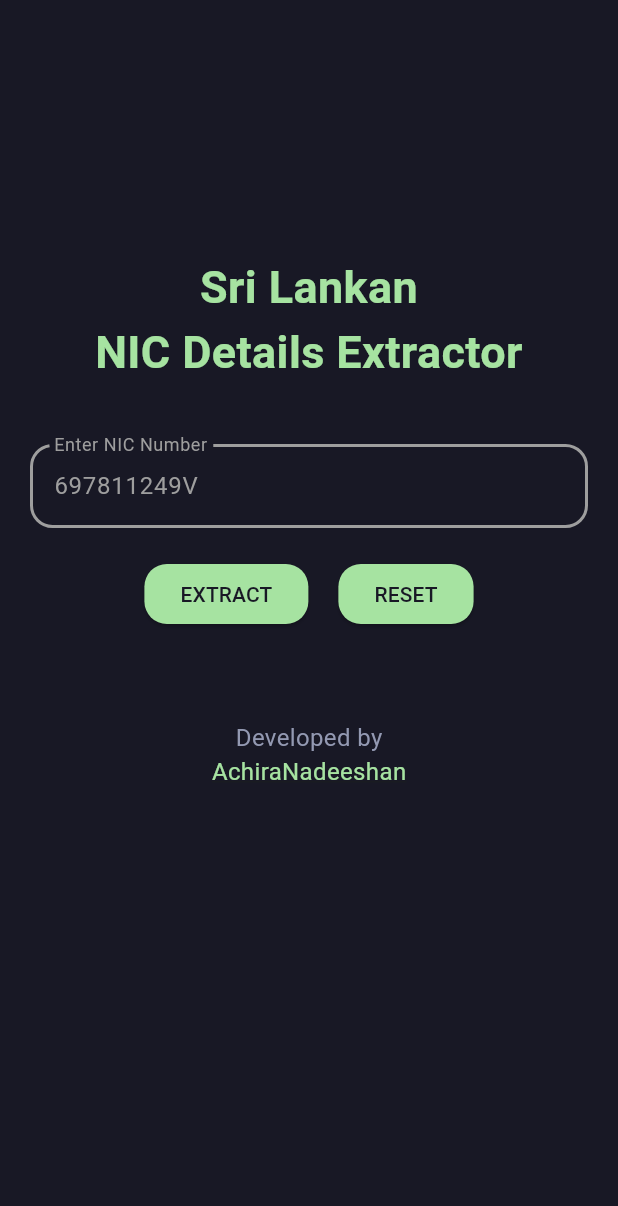
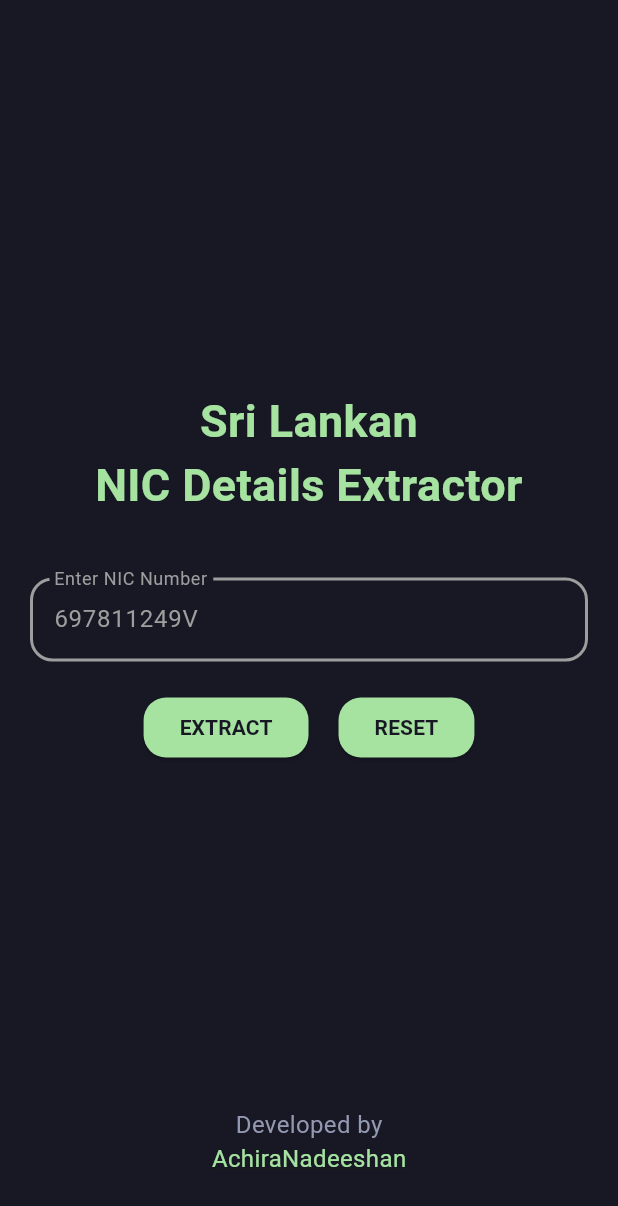
Before and after one commit to AchiraNadeeshan/sri_lankan_nic_details_extractor, a Flutter app: the screen it shows after launch, after a tap on "AchiraNadeeshan", on a phone screen of 412 x 824 dp. Shown: the top 1206 px of the screen. Run offline on Flutter 3.47's test engine with Material 3 defaults, Android fonts, the phone set to English and light mode, and no system bars; our stand-ins replace get.

Commit message:
feat: add developed by section, update padding, and include developer URL

```diff
--- a/lib/screens/input_screen.dart
+++ b/lib/screens/input_screen.dart
@@ -1,5 +1,3 @@
-// ignore_for_file: deprecated_member_use
-
 import 'package:flutter/material.dart';
 import 'package:get/get.dart';
 import '../controllers/nic_controller.dart';
@@ -12,9 +10,10 @@ class InputScreen extends StatelessWidget {
 
   // Function to launch URL
   void _launchURL() async {
-    const url = 'https://github.com/AchiraNadeeshan';
-    if (await canLaunch(url)) {
-      await launch(url);
+    final Uri url = Uri.parse('https://github.com/AchiraNadeeshan');
+
+    if (await canLaunchUrl(url)) {
+      await launchUrl(url, mode: LaunchMode.externalApplication);
     } else {
       throw 'Could not launch $url';
     }
@@ -24,15 +23,16 @@ class InputScreen extends StatelessWidget {
   Widget build(BuildContext context) {
     return Scaffold(
       backgroundColor: const Color(0xFF181825), // Custom background color
-      body: SingleChildScrollView(
-        // Added ScrollView to prevent overflow
-        child: Padding(
+      body: Padding(
         padding: const EdgeInsets.all(20.0),
+        child: Column(
+          children: [
+            Expanded(
               child: Column(
                 mainAxisAlignment:
                     MainAxisAlignment.center, // Center content vertically
                 children: [
-              const SizedBox(height: 150), // Adjusted top padding
+                  const SizedBox(height: 50), // Adjusted top padding
                   const Align(
                     alignment: Alignment.topCenter,
                     child: Text(
@@ -55,55 +55,65 @@ class InputScreen extends StatelessWidget {
                       ElevatedButton(
                         onPressed: controller.decodeNIC,
                         style: ElevatedButton.styleFrom(
-                      backgroundColor: const Color(0xFFA6E3A1), // Updated color
+                          backgroundColor: const Color(0xFFA6E3A1),
                           shape: RoundedRectangleBorder(
                             borderRadius: BorderRadius.circular(15),
                           ),
                         ),
                         child: const Text(
                           "EXTRACT",
-                      style:
-                          TextStyle(color: Color(0xFF181825)), // Updated color
+                          style: TextStyle(
+                            color: Color(0xFF181825),
+                            fontWeight: FontWeight.bold,
+                          ),
                         ),
                       ),
                       const SizedBox(width: 20), // Space between buttons
                       ElevatedButton(
                         onPressed: controller.resetNIC,
                         style: ElevatedButton.styleFrom(
-                      backgroundColor: const Color(0xFFA6E3A1), // Updated color
+                          backgroundColor: const Color(0xFFA6E3A1),
                           shape: RoundedRectangleBorder(
                             borderRadius: BorderRadius.circular(15),
                           ),
                         ),
                         child: const Text(
                           "RESET",
-                      style:
-                          TextStyle(color: Color(0xFF181825)), // Updated color
+                          style: TextStyle(
+                            color: Color(0xFF181825),
+                            fontWeight: FontWeight.bold,
+                          ),
                         ),
                       ),
                     ],
                   ),
                   const SizedBox(height: 40), // Adjusted bottom spacing
-              // Developed by section
-              const SizedBox(height: 20), // Space before the developer info
-              Text(
+                ],
+              ),
+            ),
+            // "Developed by" section at the bottom
+            Column(
+              children: [
+                const Text(
                   "Developed by",
-                style: TextStyle(color: const Color(0xFF9399B2), fontSize: 16),
+                  style: TextStyle(color: Color(0xFF9399B2), fontSize: 16),
                 ),
                 GestureDetector(
                   onTap: _launchURL, // Open GitHub profile when tapped
-                child: Text(
+                  child: const Text(
                     "AchiraNadeeshan",
                     style: TextStyle(
-                    color: const Color(0xFFA6E3A1),
+                      color: Color(0xFFA6E3A1),
                       fontSize: 16,
                       decoration: TextDecoration
                           .underline, // Optional: Underline for the link
                     ),
                   ),
                 ),
+                const SizedBox(height: 20), // Space from the bottom
               ],
             ),
+          ],
         ),
       ),
     );
--- a/pubspec.yaml
+++ b/pubspec.yaml
@@ -36,7 +36,7 @@ dependencies:
   # Use with the CupertinoIcons class for iOS style icons.
   cupertino_icons: ^1.0.8
   get:
-  url_launcher: ^6.0.9
+  url_launcher:
 
 dev_dependencies:
   flutter_test:
```
Lines whose indentation alone changed are shown as unchanged.
